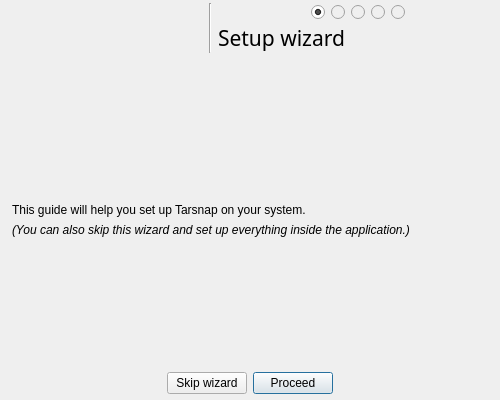
Before: the Qt Designer form forms/setupdialog.ui in Tarsnap/tarsnap-gui, drawn with Qt 5.
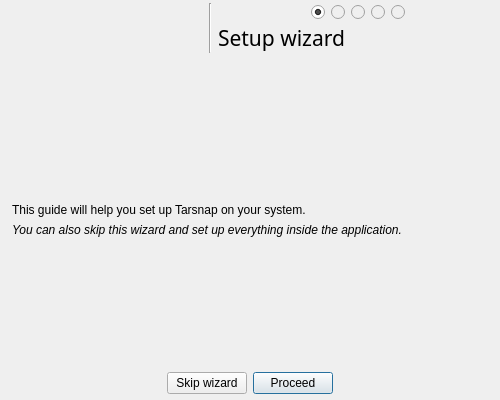
After: the same form once the commit is applied. Icons and pictures are not drawn.

Commit message: Setup: revise formatting of "aside" comments

```diff
--- a/forms/setupdialog.ui
+++ b/forms/setupdialog.ui
@@ -280,8 +280,13 @@
            <italic>true</italic>
           </font>
          </property>
+         <property name="styleSheet">
+          <string notr="true">QLabel {
+	margin-left: 1em;
+}</string>
+         </property>
          <property name="text">
-          <string>(You can also skip this wizard and set up everything inside the application.)</string>
+          <string>You can also skip this wizard and set up everything inside the application.</string>
          </property>
          <property name="wordWrap">
           <bool>true</bool>
```
Left out of the diff: 14 changed lines with no effect on the pictures. The commit also changes 1 other file.
